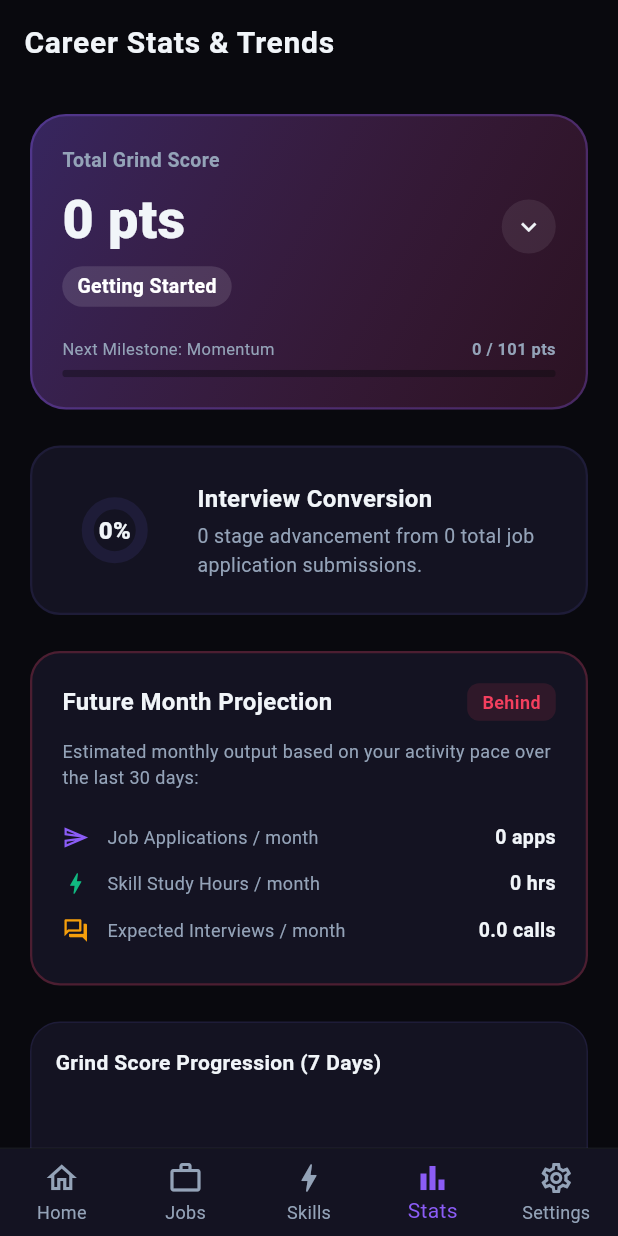
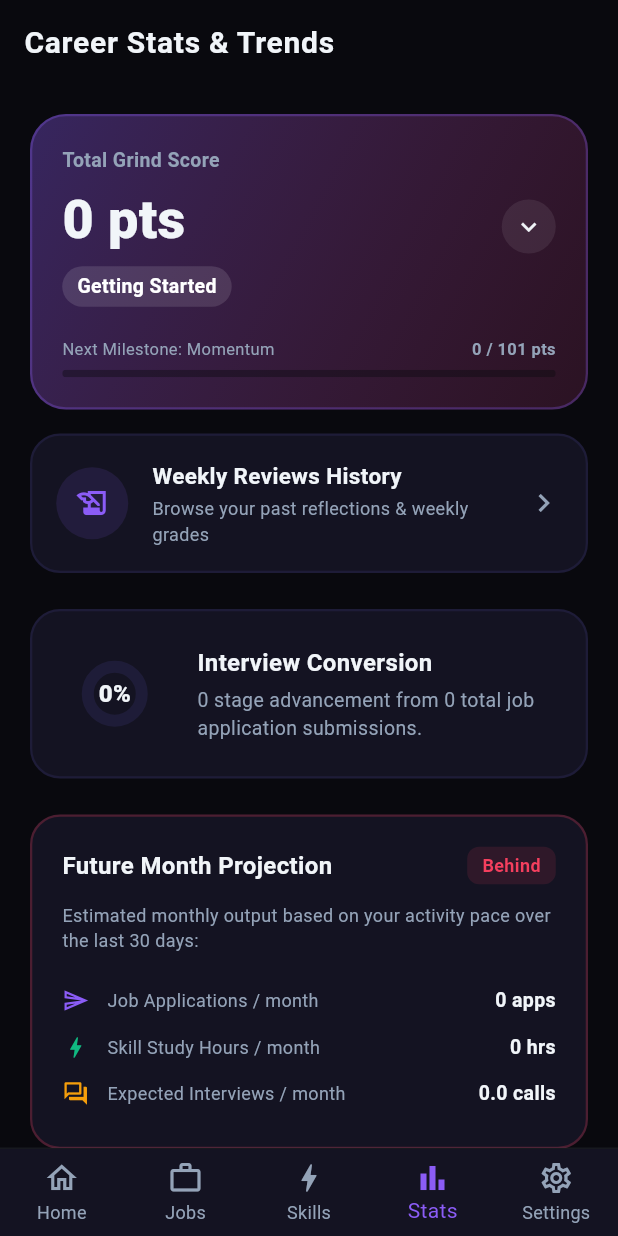
Before and after one commit to Niran31/Job-Ready, a Flutter app: the screen it shows after launch, item 4 of the bottom bar chosen, on a phone screen of 412 x 824 dp. Run offline on Flutter 3.47's test engine with Material 3 defaults, Android fonts, the phone set to English and light mode, and no system bars; drawn by our look-alikes of fl_chart; our stand-ins replace cloud_firestore, firebase_auth, firebase_core, flutter_local_notifications, get, hive and 3 more; accounts and stored records are empty.

Commit message:
Implement Weekly Review History screen with custom expandable cards

```diff
--- a/jobready/lib/screens/stats_screen.dart
+++ b/jobready/lib/screens/stats_screen.dart
@@ -5,6 +5,7 @@ import 'package:fl_chart/fl_chart.dart';
 import '../controllers/habit_controller.dart';
 import '../theme/app_theme.dart';
 import '../widgets/section_header.dart';
+import 'weekly_review_history_screen.dart';
 
 class StatsScreen extends StatelessWidget {
   const StatsScreen({super.key});
@@ -28,6 +29,10 @@ class StatsScreen extends StatelessWidget {
           children: [
             // ── Grind Score Card & Breakdown ──────────────────────────────
             _GrindScoreDetailsCard(ctrl: ctrl),
+            const SizedBox(height: 16),
+
+            // ── Weekly Review History Nav Card ────────────────────────────
+            const _WeeklyReviewHistoryNavCard(),
             const SizedBox(height: 24),
 
             // ── Interview Conversion ──────────────────────────────────────
@@ -820,3 +825,67 @@ class _JobFunnelWidget extends StatelessWidget {
     );
   }
 }
+
+// ── Weekly Review History Navigation Card ─────────────────────────────────────
+
+class _WeeklyReviewHistoryNavCard extends StatelessWidget {
+  const _WeeklyReviewHistoryNavCard();
+
+  @override
+  Widget build(BuildContext context) {
+    return Container(
+      decoration: BoxDecoration(
+        color: AppTheme.bgCard,
+        borderRadius: BorderRadius.circular(20),
+        border: Border.all(color: AppTheme.bgCardLight, width: 1.5),
+      ),
+      child: Material(
+        color: Colors.transparent,
+        child: InkWell(
+          onTap: () => Get.to(() => const WeeklyReviewHistoryScreen()),
+          borderRadius: BorderRadius.circular(20),
+          child: Padding(
+            padding: const EdgeInsets.all(16),
+            child: Row(
+              children: [
+                Container(
+                  padding: const EdgeInsets.all(12),
+                  decoration: BoxDecoration(
+                    color: AppTheme.primary.withOpacity(0.12),
+                    shape: BoxShape.circle,
+                  ),
+                  child: const Icon(Icons.history_edu, color: AppTheme.primary, size: 24),
+                ),
+                const SizedBox(width: 16),
+                Expanded(
+                  child: Column(
+                    crossAxisAlignment: CrossAxisAlignment.start,
+                    children: const [
+                      Text(
+                        'Weekly Reviews History',
+                        style: TextStyle(
+                          color: AppTheme.textPrimary,
+                          fontSize: 15,
+                          fontWeight: FontWeight.bold,
+                        ),
+                      ),
+                      SizedBox(height: 3),
+                      Text(
+                        'Browse your past reflections & weekly grades',
+                        style: TextStyle(
+                          color: AppTheme.textSecondary,
+                          fontSize: 12,
+                        ),
+                      ),
+                    ],
+                  ),
+                ),
+                const Icon(Icons.chevron_right, color: AppTheme.textSecondary),
+              ],
+            ),
+          ),
+        ),
+      ),
+    );
+  }
+}
```
Also changed, not shown: jobready/lib/screens/weekly_review_history_screen.dart (added, +363 -0 lines).
